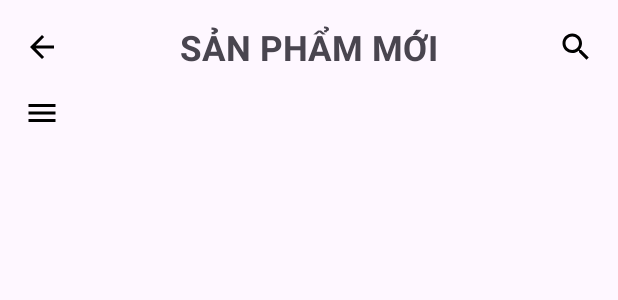
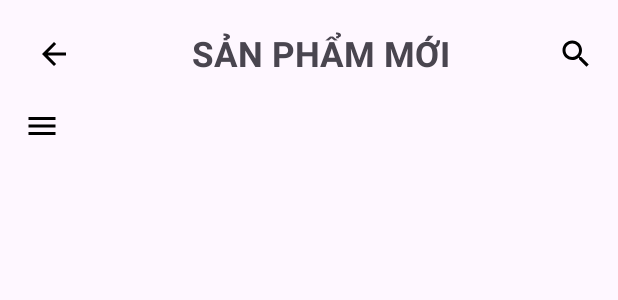
Before and after one commit to ToanVuHuy2003/App_BanGiay, an Android app: the layout fragment_list_pro.xml on its own in the app's theme, with its tools: preview values and no code run, on a phone screen of 412 x 824 dp. Shown: the top 300 px of the screen. Run offline under Robolectric (Android 15) with nearby library versions, the phone set to English and light mode, and no system bars.

```diff
--- a/app/src/main/java/com/example/demo/adapters/ProductAdapter.java
+++ b/app/src/main/java/com/example/demo/adapters/ProductAdapter.java
@@ -100,8 +100,8 @@ public class ProductAdapter extends RecyclerView.Adapter<ProductAdapter.ProductV
     // Hàm thêm sản phẩm vào giỏ hàng trong Firestore
     private void addToCart(Product product) {
         FirebaseFirestore db = FirebaseFirestore.getInstance();
+
         SharedPreferences sharedPreferences = context.getSharedPreferences("UserPrefs", Context.MODE_PRIVATE);
-        // ID người dùng tạm thời (thay bằng ID người dùng thực tế nếu có)
         String userId = sharedPreferences.getString("idKH", null);
 
         // Tham chiếu đến giỏ hàng của người dùng
--- a/app/src/main/res/layout/fragment_list_pro.xml
+++ b/app/src/main/res/layout/fragment_list_pro.xml
@@ -18,10 +18,14 @@
             android:orientation="horizontal"
             android:gravity="center_vertical">
 
-            <ImageView
-                android:layout_width="wrap_content"
-                android:layout_height="wrap_content"
-                android:src="@drawable/baseline_arrow_back_24"/>
+            <androidx.appcompat.widget.AppCompatImageButton
+                android:id="@+id/btn_backHome"
+                android:layout_width="40dp"
+                android:layout_height="40dp"
+                android:background="?attr/selectableItemBackgroundBorderless"
+                android:scaleType="centerInside"
+                android:src="@drawable/baseline_arrow_back_24"
+                android:contentDescription="Back"/>
 
             <TextView
                 android:layout_width="wrap_content"
```
Also changed, not shown: app/src/main/java/com/example/demo/user/DetailProFragment.java (+81 -0 lines), app/src/main/java/com/example/demo/user/HomeFragment.java (+11 -0 lines), app/src/main/java/com/example/demo/user/ListProFragment.java (+10 -0 lines).
